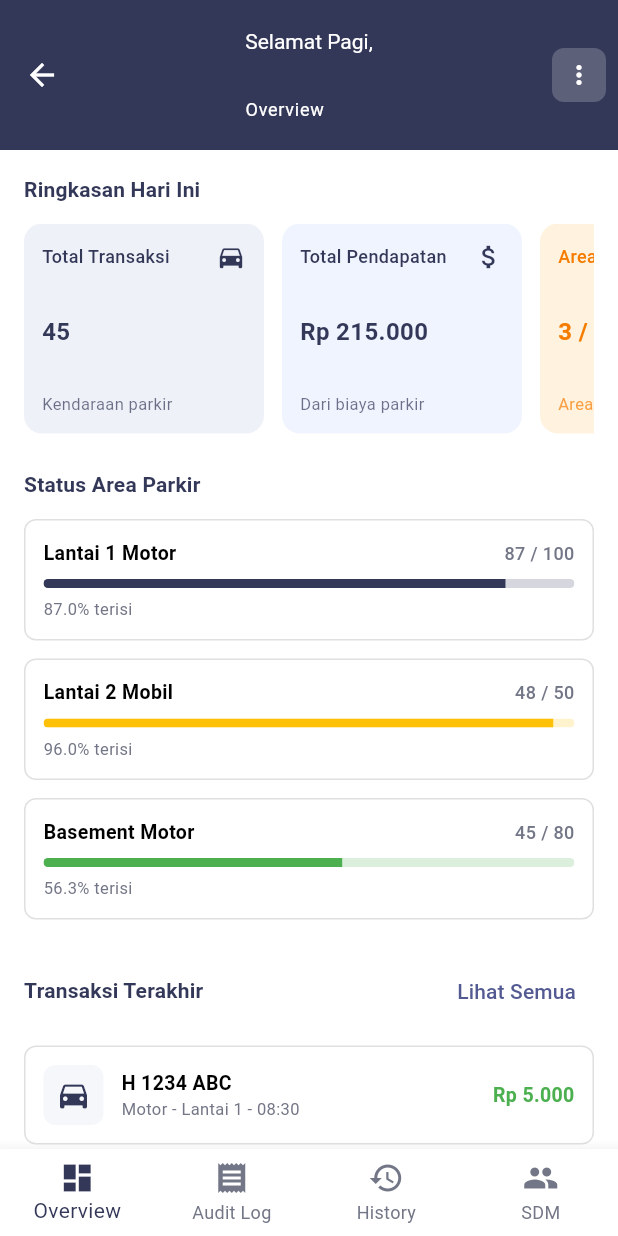
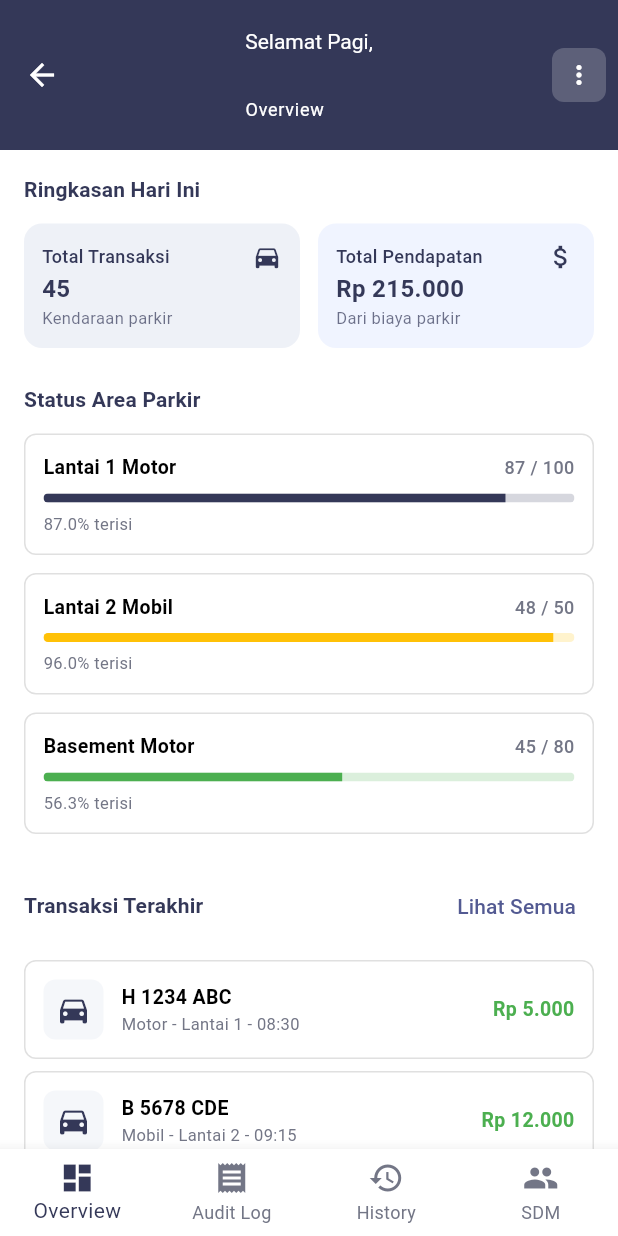
Before and after one commit to abimanyupewe/module_parking_app, a Flutter app: the OwnerDashboardPage screen opened by its route, on a phone screen of 412 x 824 dp. Run offline on Flutter 3.47's test engine with Material 3 defaults, Android fonts, the phone set to English and light mode, and no system bars; our stand-ins replace pdf, printing, shared_preferences, sqflite, sqflite_common_ffi; missing offline and left inert: bcrypt; accounts and stored records are empty.

Commit message:
refactor(owner): simplify ringkasan hari ini - hanya transaksi dan pendapatan
- Remove 'Area Penuh' card dari summary section
- Keep hanya 'Total Transaksi' dan 'Total Pendapatan'
- Change dari ListView (horizontal scroll) ke Row (2 columns)
- Remove fixed width (160) dari card, use Expanded untuk responsive
- Cleaner, more focused summary section
- Better untuk mobile layout

```diff
--- a/lib/features/owner/widgets/owner_home_section.dart
+++ b/lib/features/owner/widgets/owner_home_section.dart
@@ -49,19 +49,19 @@ class _OwnerHomeSectionState extends State<OwnerHomeSection> {
           ).textTheme.titleMedium?.copyWith(fontWeight: FontWeight.bold),
         ),
         const SizedBox(height: 12),
-        SizedBox(
-          height: 140,
-          child: ListView(
-            scrollDirection: Axis.horizontal,
-            children: [
-              _buildSummaryCard(
+        Row(
+          children: [
+            Expanded(
+              child: _buildSummaryCard(
                 title: 'Total Transaksi',
                 value: '45',
                 subtitle: 'Kendaraan parkir',
                 icon: Icons.directions_car,
               ),
-              const SizedBox(width: 12),
-              _buildSummaryCard(
+            ),
+            const SizedBox(width: 12),
+            Expanded(
+              child: _buildSummaryCard(
                 title: 'Total Pendapatan',
                 value: 'Rp 215.000',
                 subtitle: 'Dari biaya parkir',
@@ -69,17 +69,8 @@ class _OwnerHomeSectionState extends State<OwnerHomeSection> {
                 bgColor: const Color(0xFFF0F4FF),
                 titleColor: AppColors.primary,
               ),
-              const SizedBox(width: 12),
-              _buildSummaryCard(
-                title: 'Area Penuh',
-                value: '3 / 4',
-                subtitle: 'Area parkir',
-                icon: Icons.local_parking,
-                bgColor: const Color(0xFFFFF3E0),
-                titleColor: const Color(0xFFF57C00),
-              ),
-            ],
-          ),
+            ),
+          ],
         ),
       ],
     );
@@ -95,7 +86,6 @@ class _OwnerHomeSectionState extends State<OwnerHomeSection> {
     Color titleColor = AppColors.primary,
   }) {
     return Container(
-      width: 160,
       padding: const EdgeInsets.all(12),
       decoration: BoxDecoration(
         color: bgColor,
```
